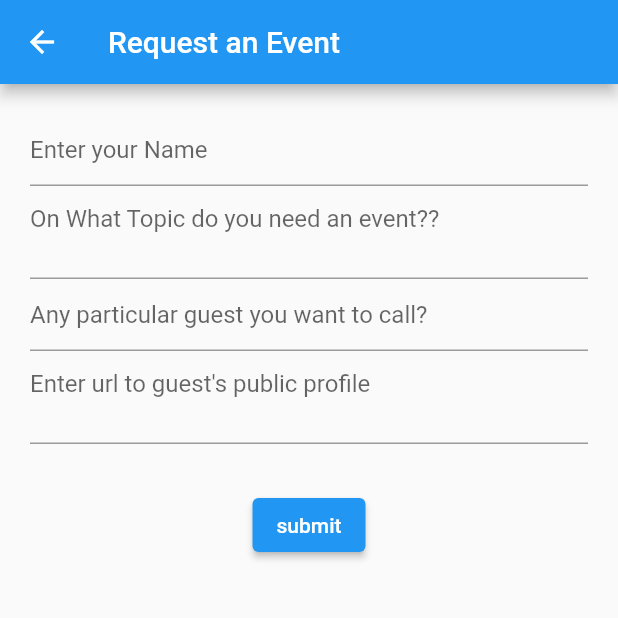
After one commit to VIT-Events-App/VIT-Events---Students, a Flutter app: the screen it shows after launch, in the side drawer, after a tap on "Request Event", on a phone screen of 412 x 824 dp, the top half of it. The commit adds this screen. Run offline on Flutter 3.47's test engine with Material 2 defaults, Android fonts, the phone set to English and light mode, and no system bars; our stand-ins replace cloud_firestore, firebase_core, webview_flutter; accounts and stored records are empty.

Commit message:
Added request event functionality

```diff
--- a/lib/Screens/home.dart
+++ b/lib/Screens/home.dart
@@ -1,6 +1,7 @@
 import 'package:cloud_firestore/cloud_firestore.dart';
 import 'package:flutter/material.dart';
 import 'package:students/Screens/EventPage.dart';
+import 'package:students/Screens/requestEvent.dart';
 import 'package:students/Screens/webview.dart';
 import 'package:url_launcher/url_launcher.dart';
 
@@ -117,6 +118,16 @@ class _HomeState extends State<Home> {
                 ),
               ),
               ListTile(
+                title: Text('Request Event'),
+                onTap: () {
+                  Navigator.push(
+                      context,
+                      MaterialPageRoute(
+                          builder: (context) =>
+                              RequestEventForm()));
+                },
+              ),
+              ListTile(
                 title: Text('About VIT Bhopal'),
                 onTap: () {
                   Navigator.push(
--- /dev/null
+++ b/lib/Screens/requestEvent.dart
@@ -0,0 +1,102 @@
+import 'package:cloud_firestore/cloud_firestore.dart';
+import 'package:flutter/material.dart';
+
+class RequestEventForm extends StatefulWidget {
+  @override
+  _RequestEventFormState createState() => _RequestEventFormState();
+}
+
+class _RequestEventFormState extends State<RequestEventForm> {
+  TextEditingController nameEditingController = TextEditingController();
+  TextEditingController eventEditingController = TextEditingController();
+  TextEditingController guestnameEditingController = TextEditingController();
+  TextEditingController guestLinkEditingController = TextEditingController();
+
+  addToFirestore() async {
+    Map<String, dynamic> eventData = {
+      "Person's name": nameEditingController.text,
+      "Event name": eventEditingController.text,
+      "Guest name": guestnameEditingController.text,
+      "Guest url": guestLinkEditingController.text,
+    };
+
+    FirebaseFirestore.instance
+        .collection("Event Requests")
+        .add(eventData)
+        .catchError((e) {
+      print("Error encountered while uploading data : $e");
+    });
+
+    Navigator.pop(context);
+  }
+
+  @override
+  Widget build(BuildContext context) {
+    return Scaffold(
+      appBar: AppBar(
+        title: Text("Request an Event"),
+      ),
+      body: SafeArea(
+        child: Column(
+          mainAxisAlignment: MainAxisAlignment.center,
+          children: [
+            // Expanded(
+            //   flex: 1,
+            //   child: Container(
+            //     child: Center(child: Image.asset(Assets.vitb_dsc_logo)),
+            //   ),
+            // ),
+            SizedBox(
+              height: 20,
+            ),
+            Expanded(
+              flex: 6,
+              child: SingleChildScrollView(
+                child: Container(
+                  margin: EdgeInsets.symmetric(horizontal: 20),
+                  child: Column(
+                    children: [
+                      TextField(
+                        controller: nameEditingController,
+                        decoration:
+                            InputDecoration(hintText: "Enter your Name"),
+                        maxLines: 1,
+                      ),
+                      TextField(
+                        controller: eventEditingController,
+                        decoration: InputDecoration(
+                            hintText: "On What Topic do you need an event??"),
+                        maxLines: 2,
+                      ),
+                      TextField(
+                        controller: guestnameEditingController,
+                        decoration: InputDecoration(
+                            hintText: "Any particular guest you want to call?"),
+                        maxLines: 1,
+                      ),
+                      TextField(
+                        controller: guestLinkEditingController,
+                        decoration: InputDecoration(
+                            hintText: "Enter url to guest's public profile"),
+                        maxLines: 2,
+                      ),
+                      SizedBox(
+                        height: 30,
+                      ),
+                      ElevatedButton(
+                        onPressed: () {
+                          addToFirestore();
+                        },
+                        child: Text("submit"),
+                      ),
+                    ],
+                  ),
+                ),
+              ),
+            ),
+          ],
+        ),
+      ),
+    );
+  }
+}
```
